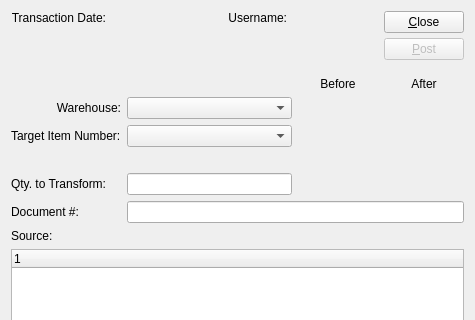
Old version of the form guiclient/transformTrans.ui in the repository Pegasus-RPG/xtuple-client; both pictures show x 0 to 475 and y 0 to 320 of the 475 by 610 pixel window.
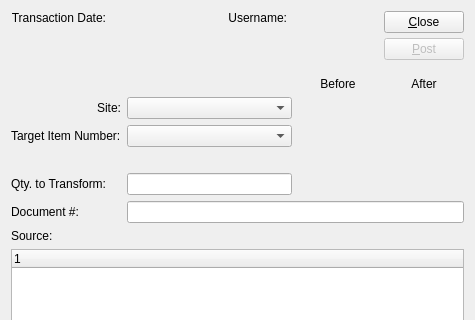
New version of the form. Custom widgets are drawn as their Qt base class.

Commit message: issue #6692:first pass for changing "Warehouse" to "Site"

Diff of the .ui file:
```diff
--- a/guiclient/transformTrans.ui
+++ b/guiclient/transformTrans.ui
@@ -162,7 +162,7 @@
       <item row="1" column="0" >
        <widget class="QLabel" name="_warehouseLit" >
         <property name="text" >
-         <string>Warehouse:</string>
+         <string>Site:</string>
         </property>
         <property name="alignment" >
          <set>Qt::AlignRight|Qt::AlignTrailing|Qt::AlignVCenter</set>
```
The commit also changes 201 other files.
